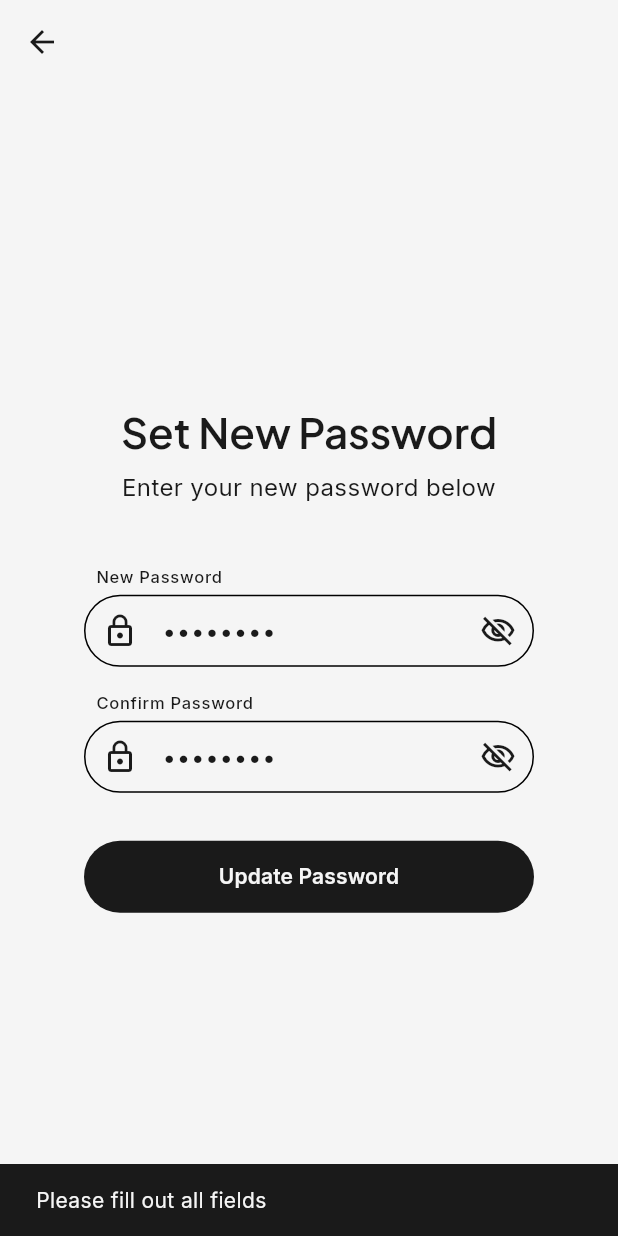
After one commit to Rvmps00/POS-MobileAPP, a Flutter app: the SetNewPasswordScreen screen opened by its route, after a tap on "Update Password", on a phone screen of 412 x 824 dp. The commit adds this screen. Run offline on Flutter 3.47's test engine with Material 3 defaults, Android fonts, the phone set to English and light mode, and no system bars; our stand-ins replace cached_network_image, connectivity_plus, drift, fl_chart, flutter_dotenv, flutter_riverpod and 11 more; missing offline and left inert: esc_pos_utils_plus, mailer, print_bluetooth_thermal; accounts and stored records are empty; generated files the repository leaves out were written again.

Commit message:
Phase 9 deep linking and password reset flow

```diff
--- a/lib/core/router/app_router.dart
+++ b/lib/core/router/app_router.dart
@@ -7,6 +7,7 @@ import '../../features/dashboard/data/providers/shift_provider.dart';
 import '../../features/auth/presentation/login_screen.dart';
 import '../../features/auth/presentation/register_screen.dart';
 import '../../features/auth/presentation/forgot_password_screen.dart';
+import '../../features/auth/presentation/set_new_password_screen.dart';
 import '../../features/auth/presentation/pin_lock_screen.dart';
 import '../../features/auth/data/providers/auth_provider.dart';
 import '../../core/router/role_guard.dart';
@@ -52,8 +53,17 @@ GoRouter appRouter(Ref ref) {
       final isLoggingIn = state.uri.path == '/login';
       final isRegistering = state.uri.path == '/register';
       final isForgotPassword = state.uri.path == '/forgot-password';
-      final isAuthRoute = isLoggingIn || isRegistering || isForgotPassword;
+      final isSetNewPassword = state.uri.path == '/set-new-password';
+      final isAuthRoute = isLoggingIn || isRegistering || isForgotPassword || isSetNewPassword;
       final isLockScreen = state.uri.path == '/lock';
+
+      // Handle password recovery deep link
+      if (authState.value?.event == AuthChangeEvent.passwordRecovery) {
+        if (!isSetNewPassword) {
+          return '/set-new-password';
+        }
+        return null; // Stay on this screen
+      }
 
       if (!isAuthenticated && !isAuthRoute) {
         return '/login';
@@ -86,6 +96,7 @@ GoRouter appRouter(Ref ref) {
       GoRoute(path: '/login', builder: (context, state) => const LoginScreen()),
       GoRoute(path: '/register', builder: (context, state) => const RegisterScreen()),
       GoRoute(path: '/forgot-password', builder: (context, state) => const ForgotPasswordScreen()),
+      GoRoute(path: '/set-new-password', builder: (context, state) => const SetNewPasswordScreen()),
       GoRoute(path: '/lock', builder: (context, state) => const PinLockScreen()),
       GoRoute(path: '/shift', builder: (context, state) => const ShiftScreen()),
       StatefulShellRoute.indexedStack(
--- a/lib/features/auth/presentation/forgot_password_screen.dart
+++ b/lib/features/auth/presentation/forgot_password_screen.dart
@@ -28,6 +28,7 @@ class _ForgotPasswordScreenState extends ConsumerState<ForgotPasswordScreen> {
     try {
       await Supabase.instance.client.auth.resetPasswordForEmail(
         _emailController.text.trim(),
+        redirectTo: 'com.surya.pos://login-callback',
       );
 
       if (mounted) {
--- /dev/null
+++ b/lib/features/auth/presentation/set_new_password_screen.dart
@@ -0,0 +1,299 @@
+import 'package:flutter/material.dart';
+import 'package:flutter_riverpod/flutter_riverpod.dart';
+import 'package:supabase_flutter/supabase_flutter.dart';
+import 'package:go_router/go_router.dart';
+
+class SetNewPasswordScreen extends ConsumerStatefulWidget {
+  const SetNewPasswordScreen({super.key});
+
+  @override
+  ConsumerState<SetNewPasswordScreen> createState() => _SetNewPasswordScreenState();
+}
+
+class _SetNewPasswordScreenState extends ConsumerState<SetNewPasswordScreen> {
+  final _passwordController = TextEditingController();
+  final _confirmPasswordController = TextEditingController();
+  bool _isLoading = false;
+  bool _obscurePassword = true;
+  bool _obscureConfirmPassword = true;
+
+  Future<void> _updatePassword() async {
+    if (_passwordController.text.isEmpty || _confirmPasswordController.text.isEmpty) {
+      if (mounted) {
+        ScaffoldMessenger.of(context).showSnackBar(
+          const SnackBar(content: Text('Please fill out all fields')),
+        );
+      }
+      return;
+    }
+
+    if (_passwordController.text != _confirmPasswordController.text) {
+      if (mounted) {
+        ScaffoldMessenger.of(context).showSnackBar(
+          const SnackBar(content: Text('Passwords do not match')),
+        );
+      }
+      return;
+    }
+
+    if (_passwordController.text.length < 6) {
+      if (mounted) {
+        ScaffoldMessenger.of(context).showSnackBar(
+          const SnackBar(content: Text('Password must be at least 6 characters')),
+        );
+      }
+      return;
+    }
+
+    setState(() => _isLoading = true);
+    try {
+      await Supabase.instance.client.auth.updateUser(
+        UserAttributes(password: _passwordController.text),
+      );
+
+      if (mounted) {
+        ScaffoldMessenger.of(context).showSnackBar(
+          const SnackBar(content: Text('Password successfully updated!')),
+        );
+        context.go('/login');
+      }
+    } catch (e) {
+      if (mounted) {
+        ScaffoldMessenger.of(
+          context,
+        ).showSnackBar(SnackBar(content: Text(e.toString())));
+      }
+    } finally {
+      if (mounted) {
+        setState(() => _isLoading = false);
+      }
+    }
+  }
+
+  @override
+  void dispose() {
+    _passwordController.dispose();
+    _confirmPasswordController.dispose();
+    super.dispose();
+  }
+
+  @override
+  Widget build(BuildContext context) {
+    final theme = Theme.of(context);
+    final colorScheme = theme.colorScheme;
+
+    return Scaffold(
+      backgroundColor: colorScheme.surface,
+      appBar: AppBar(
+        backgroundColor: Colors.transparent,
+        elevation: 0,
+        leading: IconButton(
+          icon: Icon(Icons.arrow_back, color: colorScheme.onSurface),
+          onPressed: () => context.go('/login'),
+        ),
+      ),
+      body: SafeArea(
+        child: Center(
+          child: SingleChildScrollView(
+            padding: const EdgeInsets.all(16.0),
+            child: Container(
+              width: double.infinity,
+              constraints: const BoxConstraints(maxWidth: 448),
+              decoration: BoxDecoration(
+                color: colorScheme.surfaceContainerLowest,
+                borderRadius: BorderRadius.circular(32),
+              ),
+              padding: const EdgeInsets.all(40.0),
+              child: Column(
+                mainAxisSize: MainAxisSize.min,
+                crossAxisAlignment: CrossAxisAlignment.stretch,
+                children: [
+                  // Header
+                  Text(
+                    "Set New Password",
+                    style: theme.textTheme.headlineMedium?.copyWith(
+                      fontWeight: FontWeight.w600,
+                      color: colorScheme.onSurface,
+                      height: 1.2,
+                      fontSize: 28,
+                    ),
+                    textAlign: TextAlign.center,
+                  ),
+                  const SizedBox(height: 8),
+                  Text(
+                    "Enter your new password below",
+                    style: theme.textTheme.bodyMedium?.copyWith(
+                      color: colorScheme.onSurfaceVariant,
+                      fontSize: 16,
+                    ),
+                    textAlign: TextAlign.center,
+                  ),
+                  const SizedBox(height: 40),
+
+                  // New Password Field
+                  Padding(
+                    padding: const EdgeInsets.only(left: 8.0, bottom: 4.0),
+                    child: Text(
+                      "New Password",
+                      style: theme.textTheme.labelSmall?.copyWith(
+                        color: colorScheme.onSurface,
+                        fontWeight: FontWeight.w500,
+                      ),
+                    ),
+                  ),
+                  TextField(
+                    controller: _passwordController,
+                    obscureText: _obscurePassword,
+                    decoration: InputDecoration(
+                      hintText: "••••••••",
+                      prefixIcon: Icon(
+                        Icons.lock_outline,
+                        color: colorScheme.onSurfaceVariant,
+                      ),
+                      suffixIcon: IconButton(
+                        icon: Icon(
+                          _obscurePassword
+                              ? Icons.visibility_off_outlined
+                              : Icons.visibility_outlined,
+                          color: colorScheme.onSurfaceVariant,
+                        ),
+                        onPressed: () {
+                          setState(() {
+                            _obscurePassword = !_obscurePassword;
+                          });
+                        },
+                      ),
+                      filled: true,
+                      fillColor: colorScheme.surfaceContainerHighest.withValues(
+                        alpha: 0.5,
+                      ),
+                      contentPadding: const EdgeInsets.symmetric(
+                        horizontal: 24,
+                        vertical: 12,
+                      ),
+                      border: OutlineInputBorder(
+                        borderRadius: BorderRadius.circular(100),
+                        borderSide: BorderSide(
+                          color: colorScheme.outlineVariant,
+                        ),
+                      ),
+                      enabledBorder: OutlineInputBorder(
+                        borderRadius: BorderRadius.circular(100),
+                        borderSide: BorderSide(
+                          color: colorScheme.outlineVariant,
+                        ),
+                      ),
+                      focusedBorder: OutlineInputBorder(
+                        borderRadius: BorderRadius.circular(100),
+                        borderSide: BorderSide(
+                          color: colorScheme.primary,
+                          width: 1.5,
+                        ),
+                      ),
+                    ),
+                  ),
+                  const SizedBox(height: 16),
+
+                  // Confirm Password Field
+                  Padding(
+                    padding: const EdgeInsets.only(left: 8.0, bottom: 4.0),
+                    child: Text(
+                      "Confirm Password",
+                      style: theme.textTheme.labelSmall?.copyWith(
+                        color: colorScheme.onSurface,
+                        fontWeight: FontWeight.w500,
+                      ),
+                    ),
+                  ),
+                  TextField(
+                    controller: _confirmPasswordController,
+                    obscureText: _obscureConfirmPassword,
+                    decoration: InputDecoration(
+                      hintText: "••••••••",
+                      prefixIcon: Icon(
+                        Icons.lock_outline,
+                        color: colorScheme.onSurfaceVariant,
+                      ),
+                      suffixIcon: IconButton(
+                        icon: Icon(
+                          _obscureConfirmPassword
+                              ? Icons.visibility_off_outlined
+                              : Icons.visibility_outlined,
+                          color: colorScheme.onSurfaceVariant,
+                        ),
+                        onPressed: () {
+                          setState(() {
+                            _obscureConfirmPassword = !_obscureConfirmPassword;
+                          });
+                        },
+                      ),
+                      filled: true,
+                      fillColor: colorScheme.surfaceContainerHighest.withValues(
+                        alpha: 0.5,
+                      ),
+                      contentPadding: const EdgeInsets.symmetric(
+                        horizontal: 24,
+                        vertical: 12,
+                      ),
+                      border: OutlineInputBorder(
+                        borderRadius: BorderRadius.circular(100),
+                        borderSide: BorderSide(
+                          color: colorScheme.outlineVariant,
+                        ),
+                      ),
+                      enabledBorder: OutlineInputBorder(
+                        borderRadius: BorderRadius.circular(100),
+                        borderSide: BorderSide(
+                          color: colorScheme.outlineVariant,
+                        ),
+                      ),
+                      focusedBorder: OutlineInputBorder(
+                        borderRadius: BorderRadius.circular(100),
+                        borderSide: BorderSide(
+                          color: colorScheme.primary,
+                          width: 1.5,
+                        ),
+                      ),
+                    ),
+                  ),
+
+                  const SizedBox(height: 32),
+
+                  // Submit Button
+                  ElevatedButton(
+                    onPressed: _isLoading ? null : _updatePassword,
+                    style: ElevatedButton.styleFrom(
+                      backgroundColor: colorScheme.onSurface,
+                      foregroundColor: colorScheme.surfaceContainerLowest,
+                      padding: const EdgeInsets.symmetric(vertical: 14),
+                      elevation: 0,
+                      shape: RoundedRectangleBorder(
+                        borderRadius: BorderRadius.circular(100),
+                      ),
+                    ),
+                    child: _isLoading
+                        ? SizedBox(
+                            width: 20,
+                            height: 20,
+                            child: CircularProgressIndicator(
+                              strokeWidth: 2,
+                              color: colorScheme.surfaceContainerLowest,
+                            ),
+                          )
+                        : const Text(
+                            "Update Password",
+                            style: TextStyle(
+                              fontSize: 14,
+                              fontWeight: FontWeight.w600,
+                            ),
+                          ),
+                  ),
+                ],
+              ),
+            ),
+          ),
+        ),
+      ),
+    );
+  }
+}
```
Also changed, not shown: 1 other file.
